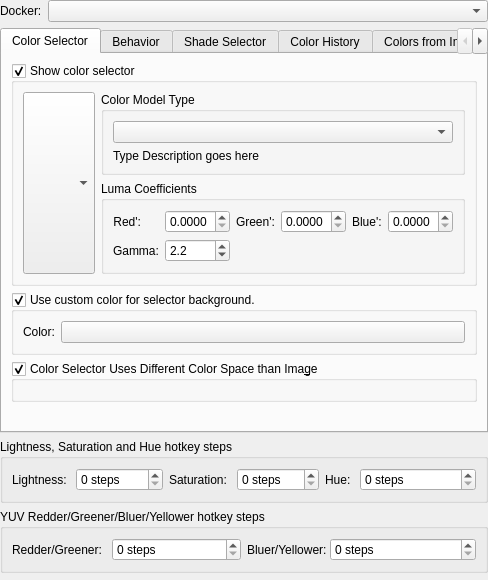
Old version of the form plugins/dockers/advancedcolorselector/wdg_color_selector_settings.ui in the repository KDE/krita.
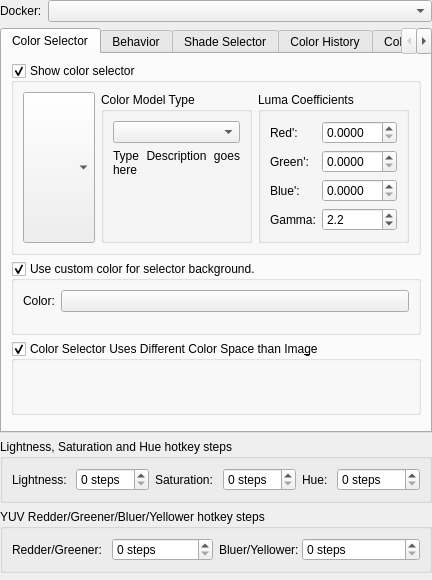
New version of the form. Custom widgets are drawn as their Qt base class.

Commit message:
Color Selector Settings: simplify and port Color Selector to form layout
Part-of: <https://invent.kde.org/graphics/krita/-/merge_requests/1744>

Patch:
```diff
--- a/plugins/dockers/advancedcolorselector/wdg_color_selector_settings.ui
+++ b/plugins/dockers/advancedcolorselector/wdg_color_selector_settings.ui
@@ -52,8 +52,6 @@
          </property>
          <layout class="QHBoxLayout" name="horizontalLayout_13">
           <item>
-           <layout class="QHBoxLayout" name="horizontalLayout_6">
-            <item>
              <widget class="KisColorSelectorComboBox" name="colorSelectorConfiguration">
               <property name="sizePolicy">
                <sizepolicy hsizetype="Fixed" vsizetype="Preferred">
@@ -64,39 +62,27 @@
              </widget>
             </item>
             <item>
-             <layout class="QVBoxLayout" name="verticalLayout_2">
-              <property name="spacing">
-               <number>6</number>
-              </property>
-              <item>
                <widget class="QGroupBox" name="groupBox_5">
+            <property name="sizePolicy">
+             <sizepolicy hsizetype="MinimumExpanding" vsizetype="Preferred">
+              <horstretch>0</horstretch>
+              <verstretch>0</verstretch>
+             </sizepolicy>
+            </property>
                 <property name="title">
                  <string>Color Model Type</string>
                 </property>
                 <layout class="QVBoxLayout" name="verticalLayout_8">
                  <item>
-                  <widget class="QComboBox" name="colorSelectorTypeComboBox">
-                   <property name="sizePolicy">
-                    <sizepolicy hsizetype="Minimum" vsizetype="Fixed">
-                     <horstretch>0</horstretch>
-                     <verstretch>0</verstretch>
-                    </sizepolicy>
-                   </property>
-                  </widget>
+              <widget class="QComboBox" name="colorSelectorTypeComboBox"/>
                  </item>
                  <item>
                   <widget class="QLabel" name="ACSTypeDescriptionLabel">
-                   <property name="sizePolicy">
-                    <sizepolicy hsizetype="Preferred" vsizetype="Preferred">
-                     <horstretch>0</horstretch>
-                     <verstretch>0</verstretch>
-                    </sizepolicy>
-                   </property>
                    <property name="text">
                     <string notr="true">Type Description goes here</string>
                    </property>
                    <property name="alignment">
-                    <set>Qt::AlignLeading|Qt::AlignLeft|Qt::AlignTop</set>
+                <set>Qt::AlignJustify|Qt::AlignTop</set>
                    </property>
                    <property name="wordWrap">
                     <bool>true</bool>
@@ -109,7 +95,7 @@
               <item>
                <widget class="QGroupBox" name="lumaCoefficientGroupbox">
                 <property name="sizePolicy">
-                 <sizepolicy hsizetype="Preferred" vsizetype="Fixed">
+             <sizepolicy hsizetype="MinimumExpanding" vsizetype="Preferred">
                   <horstretch>0</horstretch>
                   <verstretch>0</verstretch>
                  </sizepolicy>
@@ -117,118 +103,57 @@
                 <property name="title">
                  <string>Luma Coefficients</string>
                 </property>
-                <layout class="QHBoxLayout" name="horizontalLayout_15">
-                 <item>
-                  <layout class="QGridLayout" name="gridLayout_5">
-                   <property name="leftMargin">
-                    <number>0</number>
-                   </property>
-                   <property name="rightMargin">
-                    <number>0</number>
-                   </property>
-                   <property name="verticalSpacing">
-                    <number>6</number>
-                   </property>
+            <layout class="QFormLayout" name="formLayout_22">
                    <item row="0" column="0">
                     <widget class="QLabel" name="redlabel">
-                     <property name="sizePolicy">
-                      <sizepolicy hsizetype="Fixed" vsizetype="Preferred">
-                       <horstretch>0</horstretch>
-                       <verstretch>0</verstretch>
-                      </sizepolicy>
-                     </property>
                      <property name="text">
                       <string>Red':</string>
                      </property>
-                     <property name="alignment">
-                      <set>Qt::AlignRight|Qt::AlignTrailing|Qt::AlignVCenter</set>
-                     </property>
-                    </widget>
-                   </item>
-                   <item row="0" column="3">
-                    <widget class="KisDoubleParseSpinBox" name="l_lumaG">
-                     <property name="sizePolicy">
-                      <sizepolicy hsizetype="Fixed" vsizetype="Minimum">
-                       <horstretch>0</horstretch>
-                       <verstretch>0</verstretch>
-                      </sizepolicy>
-                     </property>
-                     <property name="minimumSize">
-                      <size>
-                       <width>50</width>
-                       <height>0</height>
-                      </size>
-                     </property>
+              </widget>
+             </item>
+             <item row="0" column="1">
+              <widget class="KisDoubleParseSpinBox" name="l_lumaR">
                      <property name="decimals">
                       <number>4</number>
                      </property>
                     </widget>
                    </item>
-                   <item row="0" column="2">
+             <item row="1" column="0">
                     <widget class="QLabel" name="greenlabel">
-                     <property name="sizePolicy">
-                      <sizepolicy hsizetype="Fixed" vsizetype="Preferred">
-                       <horstretch>0</horstretch>
-                       <verstretch>0</verstretch>
-                      </sizepolicy>
-                     </property>
                      <property name="text">
                       <string>Green':</string>
                      </property>
                     </widget>
                    </item>
-                   <item row="0" column="4">
+             <item row="1" column="1">
+              <widget class="KisDoubleParseSpinBox" name="l_lumaG">
+               <property name="decimals">
+                <number>4</number>
+               </property>
+              </widget>
+             </item>
+             <item row="2" column="0">
                     <widget class="QLabel" name="bluelabel">
-                     <property name="sizePolicy">
-                      <sizepolicy hsizetype="Fixed" vsizetype="Preferred">
-                       <horstretch>0</horstretch>
-                       <verstretch>0</verstretch>
-                      </sizepolicy>
-                     </property>
                      <property name="text">
                       <string>Blue':</string>
                      </property>
                     </widget>
                    </item>
-                   <item row="0" column="1">
-                    <widget class="KisDoubleParseSpinBox" name="l_lumaR">
-                     <property name="sizePolicy">
-                      <sizepolicy hsizetype="Fixed" vsizetype="Minimum">
-                       <horstretch>0</horstretch>
-                       <verstretch>0</verstretch>
-                      </sizepolicy>
-                     </property>
-                     <property name="minimumSize">
-                      <size>
-                       <width>50</width>
-                       <height>0</height>
-                      </size>
-                     </property>
-                     <property name="decimals">
-                      <number>4</number>
-                     </property>
-                    </widget>
-                   </item>
-                   <item row="0" column="5">
+             <item row="2" column="1">
                     <widget class="KisDoubleParseSpinBox" name="l_lumaB">
-                     <property name="sizePolicy">
-                      <sizepolicy hsizetype="Fixed" vsizetype="Minimum">
-                       <horstretch>0</horstretch>
-                       <verstretch>0</verstretch>
-                      </sizepolicy>
-                     </property>
-                     <property name="minimumSize">
-                      <size>
-                       <width>50</width>
-                       <height>0</height>
-                      </size>
-                     </property>
                      <property name="decimals">
                       <number>4</number>
                      </property>
                     </widget>
                    </item>
-                   <item row="1" column="1">
+             <item row="3" column="0">
+              <widget class="QLabel" name="gamma_label">
+               <property name="text">
+                <string>Gamma:</string>
+               </property>
+              </widget>
+             </item>
+             <item row="3" column="1">
                     <widget class="KisDoubleParseSpinBox" name="SP_Gamma">
                      <property name="toolTip">
                       <string>&lt;html&gt;&lt;head/&gt;&lt;body&gt;&lt;p&gt;This sets the gamma value that the linearised HSY Luminosity is crunched with. 1 makes the selector fully linear, 2.2 is a practical default value.&lt;/p&gt;&lt;/body&gt;&lt;/html&gt;</string>
@@ -250,21 +175,8 @@
                      </property>
                     </widget>
                    </item>
-                   <item row="1" column="0">
-                    <widget class="QLabel" name="gamma_label">
-                     <property name="text">
-                      <string>Gamma:</string>
-                     </property>
-                    </widget>
-                   </item>
-                  </layout>
-                 </item>
-                </layout>
-               </widget>
-              </item>
-             </layout>
-            </item>
-           </layout>
+            </layout>
+           </widget>
           </item>
          </layout>
         </widget>
@@ -293,12 +205,6 @@
        </item>
        <item>
         <widget class="QGroupBox" name="useDifferentColorSpaceCheckbox">
-         <property name="minimumSize">
-          <size>
-           <width>0</width>
-           <height>0</height>
-          </size>
-         </property>
          <property name="title">
           <string>Color Selector Uses Different Color Space than Ima&amp;ge</string>
          </property>
@@ -327,15 +233,6 @@
          <property name="orientation">
           <enum>Qt::Vertical</enum>
          </property>
-         <property name="sizeType">
-          <enum>QSizePolicy::MinimumExpanding</enum>
-         </property>
-         <property name="sizeHint" stdset="0">
-          <size>
-           <width>20</width>
-           <height>5</height>
-          </size>
-         </property>
         </spacer>
        </item>
       </layout>
```
Lines whose indentation alone changed are shown as unchanged.
